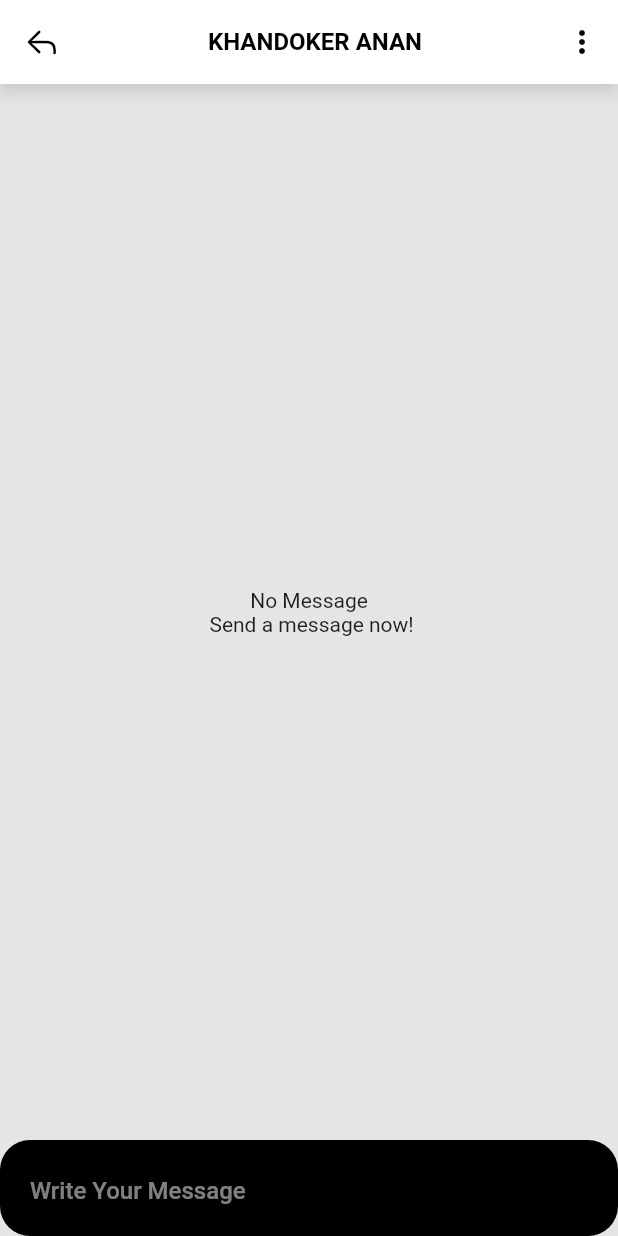
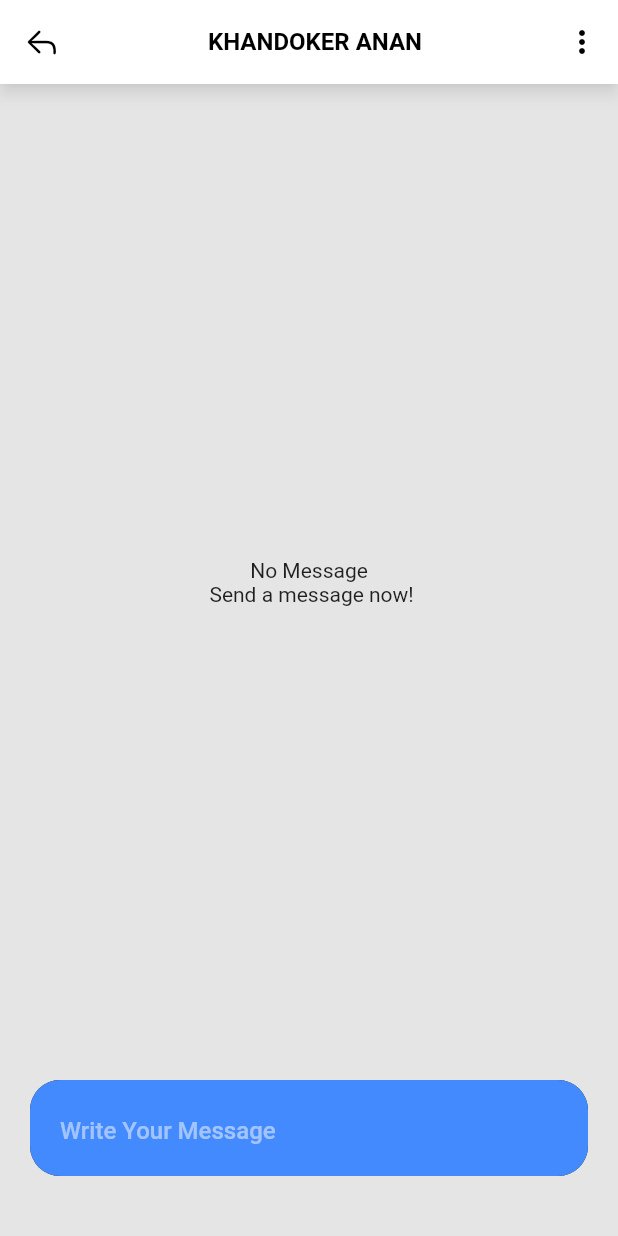
Before and after one commit to anwholesquare/flutterchat, a Flutter app: the screen it shows after launch, on a phone screen of 412 x 824 dp. Run offline on Flutter 3.47's test engine with Material 2 defaults, Android fonts, the phone set to English and light mode, and no system bars; our stand-ins replace flutter_chat_types, flutter_chat_ui.

Commit message:
Color and input bar fixed

```diff
--- a/lib/main.dart
+++ b/lib/main.dart
@@ -84,16 +84,19 @@ class _MyHomePageState extends State<MyHomePage> {
           ),
           showUserNames: true,
 
+
           emptyState: const Center(child:Text("No Message\n Send a message now!", textAlign: TextAlign.center,)),
-          theme: const DefaultChatTheme(
+          theme:  DefaultChatTheme(
             backgroundColor:  Color.fromARGB(255, 229, 229, 229),
-            inputBackgroundColor: Colors.black,
             inputBorderRadius: BorderRadius.all(Radius.circular(20)),
-            //inputMargin: EdgeInsets.all(20),
-            inputPadding: EdgeInsets.all(20),
+            inputMargin: const EdgeInsets.only(left: 20, right: 20, bottom: 40),
+            inputPadding: const EdgeInsets.all(20),
+            inputContainerDecoration: BoxDecoration(
+              color: Colors.blueAccent,
+              borderRadius: BorderRadius.circular(20),
+            ),
 
-
-            primaryColor: Colors.black,
+            primaryColor: Colors.blueAccent,
             userNameTextStyle: TextStyle(color: Colors.black, fontWeight: FontWeight.bold),
             secondaryColor: Colors.white,
             userAvatarNameColors: [Colors.black],
```
